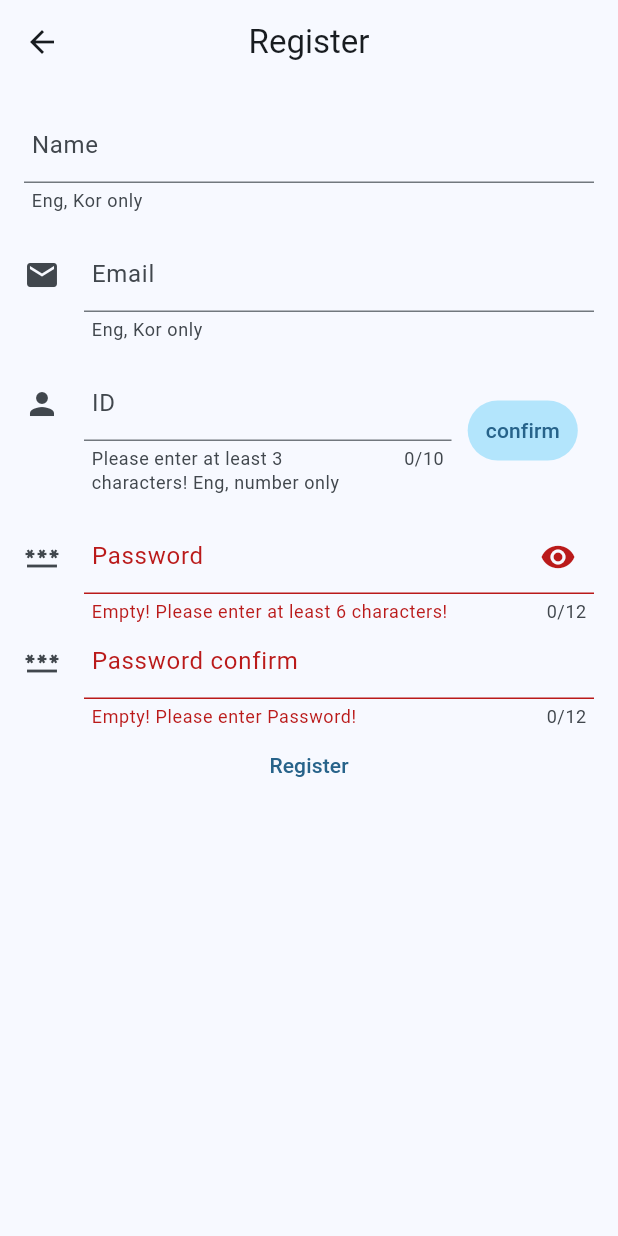
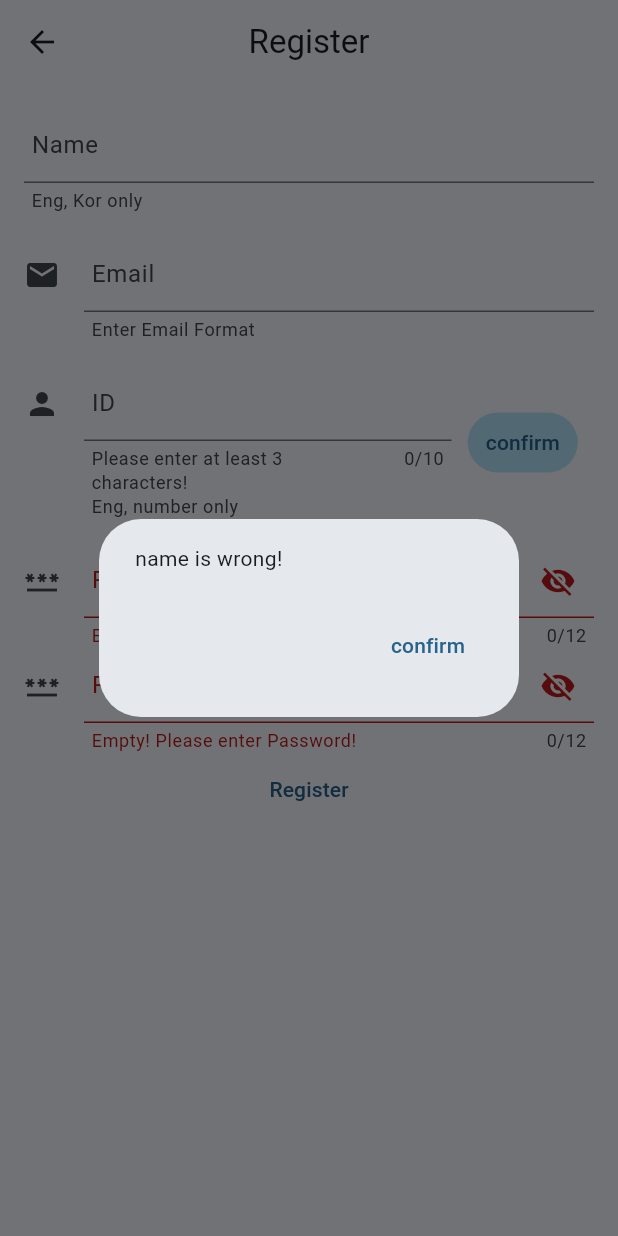
Before and after one commit to YOON331/diary-app, a Flutter app: the RegisterPage screen opened directly, after a tap on "Register", on a phone screen of 412 x 824 dp. Run offline on Flutter 3.47's test engine with Material 3 defaults, Android fonts, the phone set to English and light mode, and no system bars; our stand-ins replace table_calendar; missing offline and left inert: mysql_client.

Commit message:
register update

```diff
--- a/project/lib/register_page.dart
+++ b/project/lib/register_page.dart
@@ -1,5 +1,4 @@
 import 'package:flutter/material.dart';
-import 'package:intl/intl.dart';
 import 'package:project/login_page.dart';
 
 class RegisterPage extends StatefulWidget {
@@ -15,6 +14,9 @@ class _RegisterPageState extends State<RegisterPage> {
   TextEditingController userIDController = TextEditingController();
   TextEditingController userPWController = TextEditingController();
   TextEditingController userPWConfirmController = TextEditingController();
+
+  bool _isVisible1 = true;
+  bool _isVisible2 = true;
 
   @override
   Widget build(BuildContext context) {
@@ -33,7 +35,6 @@ class _RegisterPageState extends State<RegisterPage> {
                   EmailInout(),
                   IDInput(),
                   PasswordInput(),
-                  // RegistButton(),
                 ],
               ),
             ),
@@ -49,9 +50,11 @@ class _RegisterPageState extends State<RegisterPage> {
         key: _formKey,
         child: TextFormField(
           controller: userNameController,
-          onChanged: (value) {},
+          autovalidateMode: AutovalidateMode.onUserInteraction,
           validator: (value) {
-            if (value!.isEmpty) return 'Empty!';
+            if (value!.isEmpty) {
+              return 'Empty!';
+            }
             if (!RegExp(r"^[a-z A-Z ㄱ-ㅎ 가-힣]*$").hasMatch(value)) {
               return ('Incorrect Format!');
             }
@@ -65,13 +68,6 @@ class _RegisterPageState extends State<RegisterPage> {
             helperMaxLines: 3,
           ),
           onSaved: (value) {},
-          onTap: () {
-            if (_formKey.currentState!.validate()) {
-              ScaffoldMessenger.of(context).showSnackBar(
-                const SnackBar(content: Text('Save Name')),
-              );
-            }
-          },
         ),
       ),
     );
@@ -85,7 +81,7 @@ class _RegisterPageState extends State<RegisterPage> {
         key: _formKey,
         child: TextFormField(
           controller: userEmailController,
-          onChanged: (value) {},
+          autovalidateMode: AutovalidateMode.onUserInteraction,
           validator: (value) {
             if (value!.isEmpty) return 'Empty!';
             if (!RegExp(
@@ -100,16 +96,9 @@ class _RegisterPageState extends State<RegisterPage> {
             icon: Icon(Icons.mail),
             errorMaxLines: 3,
             labelText: 'Email',
-            helperText: 'Eng, Kor only',
+            helperText: 'Enter Email Format',
           ),
           onSaved: (value) {},
-          onTap: () {
-            if (_formKey.currentState!.validate()) {
-              ScaffoldMessenger.of(context).showSnackBar(
-                const SnackBar(content: Text('Save Email')),
-              );
-            }
-          },
         ),
       ),
     );
@@ -125,13 +114,10 @@ class _RegisterPageState extends State<RegisterPage> {
           children: <Widget>[
             Expanded(
                 flex: 3,
-                child: Container(
                 child: TextFormField(
                   controller: userIDController,
-                    onChanged: (value) {},
+                  autovalidateMode: AutovalidateMode.onUserInteraction,
                   validator: (value) {
-                      obscureText:
-                      true;
                     if (value!.isEmpty) {
                       return 'Empty! Please enter at least 3 characters!';
                     } else if (value.length < 3) {
@@ -149,18 +135,10 @@ class _RegisterPageState extends State<RegisterPage> {
                     errorMaxLines: 3,
                     helperMaxLines: 3,
                     helperText:
-                          'Please enter at least 3 characters! Eng, number only',
+                        'Please enter at least 3 characters!\nEng, number only',
                   ),
                   maxLength: 10,
                   onSaved: (value) {},
-                    onTap: () {
-                      if (_formKey.currentState!.validate()) {
-                        ScaffoldMessenger.of(context).showSnackBar(
-                          const SnackBar(content: Text('Check duplicate ID!')),
-                        );
-                      }
-                    },
-                  ),
                 )),
             Flexible(
               fit: FlexFit.loose,
@@ -174,7 +152,7 @@ class _RegisterPageState extends State<RegisterPage> {
                       builder: (context) {
                         return AlertDialog(
                             title: const Text('Check Duplicate ID'),
-                            content: Padding(
+                            content: const Padding(
                               padding: EdgeInsets.all(8),
                               child: Text('사용하시겠습니까?'),
                             ),
@@ -189,9 +167,9 @@ class _RegisterPageState extends State<RegisterPage> {
                       },
                     );
                   },
-                  child: const Text("confirm"),
                   style: TextButton.styleFrom(
                       backgroundColor: Colors.lightBlue.shade100),
+                  child: const Text("confirm"),
                 ),
               ),
             ),
@@ -203,7 +181,6 @@ class _RegisterPageState extends State<RegisterPage> {
 
   Widget PasswordInput() {
     final _formKey = GlobalKey<FormState>();
-    bool isVisible = true;
 
     return Container(
       padding: const EdgeInsets.all(8),
@@ -212,10 +189,10 @@ class _RegisterPageState extends State<RegisterPage> {
         child: Column(
           children: [
             TextFormField(
-              obscureText: isVisible,
+              obscureText: _isVisible1,
               maxLength: 12,
               controller: userPWController,
-              onChanged: (value) {},
+              autovalidateMode: AutovalidateMode.onUserInteraction,
               validator: (value) {
                 if (value!.isEmpty) {
                   return 'Empty! Please enter at least 6 characters!';
@@ -230,36 +207,28 @@ class _RegisterPageState extends State<RegisterPage> {
               decoration: InputDecoration(
                 suffixIcon: IconButton(
                   onPressed: () {
-                    Future.delayed(const Duration(microseconds: 100));
                     setState(() {
-                      isVisible = !isVisible;
+                      _isVisible1 = !_isVisible1;
                     });
                   },
-                  icon:
-                      Icon(isVisible ? Icons.visibility : Icons.visibility_off),
+                  icon: Icon(
+                    _isVisible1 ? Icons.visibility_off : Icons.visibility,
                   ),
-                contentPadding: EdgeInsets.all(5),
-                icon: Icon(Icons.password),
+                ),
+                contentPadding: const EdgeInsets.all(5),
+                icon: const Icon(Icons.password),
                 labelText: 'Password',
                 errorMaxLines: 3,
                 helperMaxLines: 3,
                 helperText:
-                    'Please enter at least 6 characters! Eng, number only',
+                    'Please enter at least 6 characters!\nEng, number only',
               ),
-              onSaved: (value) {},
-              onTap: () {
-                if (_formKey.currentState!.validate()) {
-                  ScaffoldMessenger.of(context).showSnackBar(
-                    const SnackBar(content: Text('Save Email')),
-                  );
-                }
-              },
             ),
             TextFormField(
-              obscureText: true,
+              obscureText: _isVisible2,
               maxLength: 12,
               controller: userPWConfirmController,
-              onChanged: (value) {},
+              autovalidateMode: AutovalidateMode.onUserInteraction,
               validator: (value) {
                 if (value!.isEmpty) {
                   return 'Empty! Please enter Password!';
@@ -271,33 +240,24 @@ class _RegisterPageState extends State<RegisterPage> {
                 }
                 return null;
               },
-              decoration: const InputDecoration(
-                contentPadding: EdgeInsets.all(5),
-                icon: Icon(Icons.password),
+              decoration: InputDecoration(
+                suffixIcon: IconButton(
+                  onPressed: () {
+                    setState(() {
+                      _isVisible2 = !_isVisible2;
+                    });
+                  },
+                  icon: Icon(
+                    _isVisible2 ? Icons.visibility_off : Icons.visibility,
+                  ),
+                ),
+                contentPadding: const EdgeInsets.all(5),
+                icon: const Icon(Icons.password),
                 helperMaxLines: 3,
                 errorMaxLines: 3,
                 labelText: 'Password confirm',
                 helperText: 'Please enter Password',
               ),
-              onSaved: (value) {},
-              // onTap: () {
-              //   if (_formKey.currentState!.validate() &&
-              //       userPWController.text
-              //               .compareTo(userPWConfirmController.text) ==
-              //           0) {
-              //     ScaffoldMessenger.of(context).showSnackBar(
-              //       SnackBar(
-              //           content: Text(
-              //               'Save Password${userPWConfirmController.text} and ${userPWController.text}')),
-              //     );
-              //   } else {
-              //     ScaffoldMessenger.of(context).showSnackBar(
-              //       SnackBar(
-              //           content: Text(
-              //               'Unmatched Password${userPWConfirmController.text} and ${userPWController.text}')),
-              //     );
-              //   }
-              // },
             ),
             TextButton(
               onPressed: () {
@@ -307,10 +267,87 @@ class _RegisterPageState extends State<RegisterPage> {
                         0) {
                   Navigator.of(context)
                       .push(MaterialPageRoute(builder: (context) {
+                    //register info save in DB
+
                     return const LoginListPage();
                   }));
+                } else if (userNameController.text.isEmpty) {
+                  showDialog(
+                      context: context,
+                      barrierDismissible: true,
+                      builder: (context) {
+                        return AlertDialog(
+                            content: const Text("name is wrong!"),
+                            actions: [
+                              TextButton(
+                                onPressed: () {
+                                  Navigator.of(context).pop();
+                                },
+                                child: const Text("confirm"),
+                              )
+                            ]);
+                      });
+                } else if (userEmailController.text.isEmpty) {
+                  showDialog(
+                      context: context,
+                      builder: (context) {
+                        return AlertDialog(
+                            content: const Text("Email is wrong!"),
+                            actions: [
+                              TextButton(
+                                onPressed: () {
+                                  Navigator.of(context).pop();
+                                },
+                                child: const Text("confirm"),
+                              )
+                            ]);
+                      });
+                } else if (userIDController.text.isEmpty) {
+                  showDialog(
+                      context: context,
+                      builder: (context) {
+                        return AlertDialog(
+                            content: const Text("ID is wrong!"),
+                            actions: [
+                              TextButton(
+                                onPressed: () {
+                                  Navigator.of(context).pop();
+                                },
+                                child: const Text("confirm"),
+                              )
+                            ]);
+                      });
+                } else if (userPWController.text.isEmpty ||
+                    userPWConfirmController.text.isEmpty) {
+                  showDialog(
+                      context: context,
+                      builder: (context) {
+                        return AlertDialog(
+                            content: const Text("Password is Empty!"),
+                            actions: [
+                              TextButton(
+                                onPressed: () {
+                                  Navigator.of(context).pop();
+                                },
+                                child: const Text("confirm"),
+                              )
+                            ]);
+                      });
                 } else {
-                  Text('unmatch');
+                  showDialog(
+                      context: context,
+                      builder: (context) {
+                        return AlertDialog(
+                            content: const Text("Password is unmatch."),
+                            actions: [
+                              TextButton(
+                                onPressed: () {
+                                  Navigator.of(context).pop();
+                                },
+                                child: const Text("confirm"),
+                              )
+                            ]);
+                      });
                 }
               },
               child: const Text('Register'),
```
Lines whose indentation alone changed are shown as unchanged.
